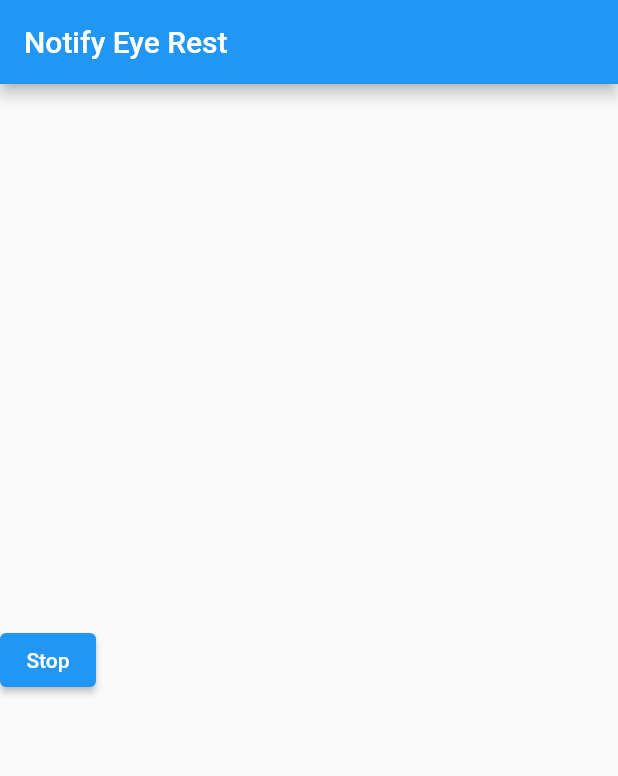
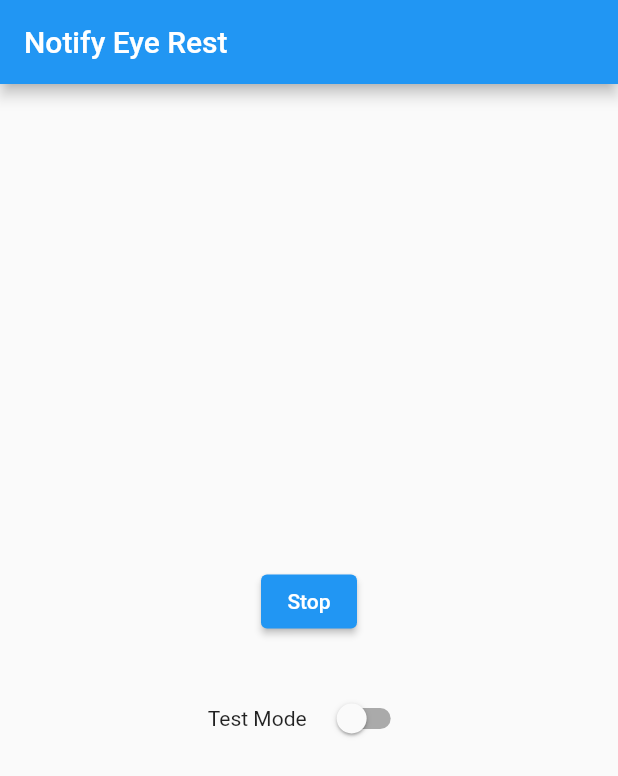
Before and after one commit to AradhyaNepal/EyeSeeCodesApp, a Flutter app: the screen it shows after launch, after a tap on "Start", on a phone screen of 412 x 824 dp. Shown: the top 776 px of the screen. Run offline on Flutter 3.47's test engine with Material 2 defaults, Android fonts, the phone set to English and light mode, and no system bars; our stand-ins replace audioplayers, flutter_local_notifications, logger, shared_preferences, vibration; missing offline and left inert: workmanager.

Commit message:
Test and actual mode: 15 min work, either 15 sec rest or 5 min rest

```diff
--- a/lib/notification_screen.dart
+++ b/lib/notification_screen.dart
@@ -15,6 +15,8 @@ class _NotificationScreenState extends State<NotificationScreen> {
   bool isStarted = false;
   bool isLoading = true;
   String value = "value";
+
+  bool isTestMode = false;
 
   @override
   void initState() {
@@ -38,7 +40,9 @@ class _NotificationScreenState extends State<NotificationScreen> {
           ? const Center(
               child: CircularProgressIndicator(),
             )
-          : Column(
+          : SizedBox(
+              width: MediaQuery.of(context).size.width,
+              child: Column(
                 mainAxisAlignment: MainAxisAlignment.center,
                 crossAxisAlignment: CrossAxisAlignment.center,
                 children: [
@@ -50,14 +54,57 @@ class _NotificationScreenState extends State<NotificationScreen> {
                       if (isStarted) {
                         await Workmanager().cancelAll();
                       } else {
-                      await Workmanager().initialize(callbackDispatcher,
-                          isInDebugMode:
-                              true // If enabled it will post a notification whenever the task is running. Handy for debugging tasks
+                        await Workmanager().initialize(callbackDispatcher);
+                        if (isTestMode) {
+                          _testModeSetup();
+                        } else {
+                          Workmanager().registerPeriodicTask(
+                            "simpleTask",
+                            "Title",
+                            frequency: const Duration(minutes: 15),
+                            existingWorkPolicy: ExistingWorkPolicy.keep,
                           );
+                        }
+                      }
+                      isLoading = false;
+                      isStarted = !isStarted;
+                      await sharedPref.setBool(value, isStarted);
+                      setState(() {});
+                    },
+                    child: Text(isStarted ? "Stop" : "Start"),
+                  ),
+                  const SizedBox(
+                    height: 30,
+                  ),
+                  Row(
+                    mainAxisAlignment: MainAxisAlignment.center,
+                    children: [
+                      const Text("Test Mode"),
+                      const SizedBox(
+                        width: 10,
+                      ),
+                      Switch(
+                          value: isTestMode,
+                          onChanged: (value) {
+                            setState(() {
+                              isTestMode = value;
+                            });
+                          }),
+                    ],
+                  )
+                ],
+              ),
+            ),
+    );
+  }
 
-                      const totalDuration=Duration(hours: 4);
-                      const interval=Duration(minutes: 10);
-                      for (Duration duration=Duration.zero;duration.inMilliseconds<=totalDuration.inMilliseconds;duration=Duration(milliseconds: duration.inMilliseconds+interval.inMilliseconds)){
+  void _testModeSetup() {
+    const totalDuration = Duration(minutes: 1);
+    const interval = Duration(seconds: 10);
+    for (Duration duration = Duration.zero;
+        duration.inMilliseconds <= totalDuration.inMilliseconds;
+        duration = Duration(
+            milliseconds: duration.inMilliseconds + interval.inMilliseconds)) {
       Workmanager().registerOneOffTask(
         "send_notification${duration.inMilliseconds}",
         "simpleTask",
@@ -65,17 +112,6 @@ class _NotificationScreenState extends State<NotificationScreen> {
       );
     }
   }
-                    isLoading=false;
-                    isStarted=!isStarted;
-                    await sharedPref.setBool(value, isStarted);
-                    setState(() {});
-                  },
-                  child: Text(isStarted?"Stop":"Start"),
-                ),
-              ],
-            ),
-    );
-  }
 
   @override
   void dispose() {
```
Also changed, not shown: lib/notification_work_manager.dart (+14 -5 lines). Lines whose indentation alone changed are shown as unchanged.
